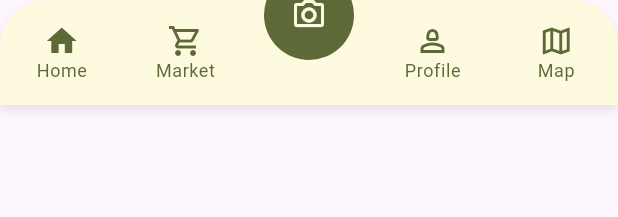
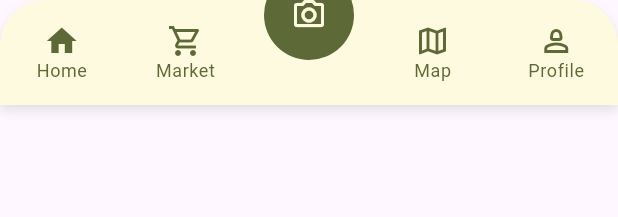
Before and after one commit to JustBen71/PlanetSort, a Flutter app: the PlanetSortCustomNavBar widget shown alone on an empty page, opened directly with empty values, on a phone screen of 412 x 824 dp. Shown: the top 217 px of the screen. Run offline on Flutter 3.47's test engine with Material 3 defaults, Android fonts, the phone set to English and light mode, and no system bars; drawn by our look-alikes of convex_bottom_bar; our stand-ins replace camera, cloud_firestore, firebase_auth, firebase_core, flutter_map, geocoding and 3 more; accounts and stored records are empty; network calls fail.

Commit message:
Change icon

```diff
--- a/lib/component/planetsort_custom_navbar.dart
+++ b/lib/component/planetsort_custom_navbar.dart
@@ -58,13 +58,13 @@ class _PlanetSortCustomNavBarState extends State<PlanetSortCustomNavBar> {
         ),
         TabItem(
             icon: Icon(
-                (currentIndex == 3 ? Icons.person_2 : Icons.person_2_outlined),
+                (currentIndex == 3 ? Icons.map : Icons.map_outlined),
+                color: green),
+            title: "Map"),
+        TabItem(
+            icon: Icon((currentIndex == 4 ? Icons.person_2 : Icons.person_2_outlined),
                 color: green),
             title: "Profile"),
-        TabItem(
-            icon: Icon((currentIndex == 4 ? Icons.map : Icons.map_outlined),
-                color: green),
-            title: "Map"),
       ],
       initialActiveIndex: currentIndex,
       onTap: (int i) => setState(() {
--- a/lib/pages/main_page.dart
+++ b/lib/pages/main_page.dart
@@ -60,9 +60,9 @@ class _MainViewState extends State<MainView> {
           return const PicturePage();
         }
       case 3:
+        return const MapPage();
+      case 4:
         return const EditProfilePage();
-      case 4:
-        return const MapPage();
       default : return const HomePage();
     }
   }
```
